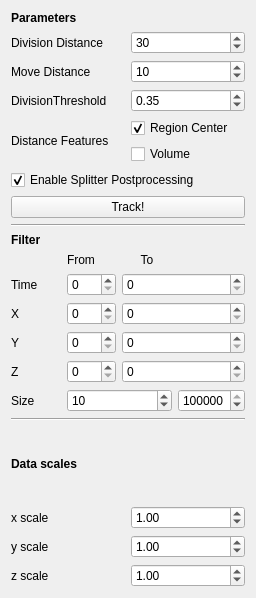
Above: ilastik/applets/tracking/drawer.ui from ilastik/ilastik before the change. Below: the same form after it.
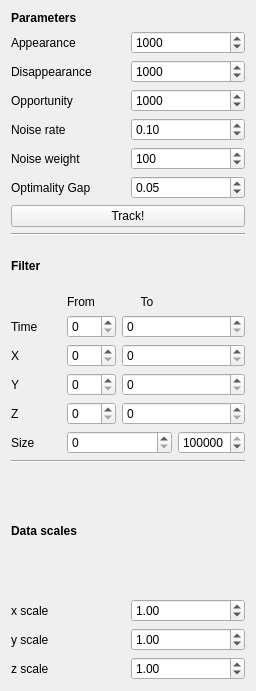
That is the form after the change.

Patch:
```diff
--- a/ilastik/applets/tracking/drawer.ui
+++ b/ilastik/applets/tracking/drawer.ui
@@ -7,7 +7,7 @@
     <x>0</x>
     <y>0</y>
     <width>256</width>
-    <height>598</height>
+    <height>691</height>
    </rect>
   </property>
   <property name="sizePolicy">
@@ -49,100 +49,119 @@
      </item>
      <item>
       <layout class="QGridLayout" name="gridLayout_2">
-       <item row="4" column="1">
-        <layout class="QVBoxLayout" name="verticalLayout_5">
-         <item>
-          <widget class="QCheckBox" name="comCheckBox">
-           <property name="text">
-            <string>Region Center</string>
-           </property>
-           <property name="checked">
-            <bool>true</bool>
-           </property>
-          </widget>
-         </item>
-         <item>
-          <widget class="QCheckBox" name="volCheckBox">
-           <property name="text">
-            <string>Volume</string>
-           </property>
-          </widget>
-         </item>
-        </layout>
+       <item row="3" column="1">
+        <widget class="QDoubleSpinBox" name="noiseRateSpinBox">
+         <property name="maximum">
+          <double>1.000000000000000</double>
+         </property>
+         <property name="singleStep">
+          <double>0.010000000000000</double>
+         </property>
+         <property name="value">
+          <double>0.100000000000000</double>
+         </property>
+        </widget>
        </item>
-       <item row="2" column="0">
+       <item row="0" column="1">
+        <widget class="QSpinBox" name="appSpinBox">
+         <property name="maximum">
+          <number>10000</number>
+         </property>
+         <property name="value">
+          <number>1000</number>
+         </property>
+        </widget>
+       </item>
+       <item row="1" column="0">
         <widget class="QLabel" name="label_3">
          <property name="text">
-          <string>Move Distance</string>
+          <string>Disappearance</string>
+         </property>
+        </widget>
+       </item>
+       <item row="5" column="1">
+        <widget class="QDoubleSpinBox" name="epGapSpinBox">
+         <property name="maximum">
+          <double>1.000000000000000</double>
+         </property>
+         <property name="singleStep">
+          <double>0.010000000000000</double>
+         </property>
+         <property name="value">
+          <double>0.050000000000000</double>
+         </property>
+        </widget>
+       </item>
+       <item row="2" column="1">
+        <widget class="QSpinBox" name="oppSpinBox">
+         <property name="maximum">
+          <number>10000</number>
+         </property>
+         <property name="value">
+          <number>1000</number>
          </property>
         </widget>
        </item>
        <item row="3" column="0">
+        <widget class="QLabel" name="label_4">
+         <property name="text">
+          <string>Noise rate</string>
+         </property>
+        </widget>
+       </item>
+       <item row="1" column="1">
+        <widget class="QSpinBox" name="disSpinBox">
+         <property name="maximum">
+          <number>10000</number>
+         </property>
+         <property name="value">
+          <number>1000</number>
+         </property>
+        </widget>
+       </item>
+       <item row="2" column="0">
         <widget class="QLabel" name="label_5">
          <property name="text">
-          <string>DivisionThreshold</string>
+          <string>Opportunity</string>
          </property>
         </widget>
        </item>
-       <item row="1" column="1">
-        <widget class="QSpinBox" name="divDistBox">
-         <property name="maximum">
-          <number>1000</number>
+       <item row="5" column="0">
+        <widget class="QLabel" name="label_6">
+         <property name="text">
+          <string>Optimality Gap</string>
          </property>
-         <property name="value">
-          <number>30</number>
-         </property>
         </widget>
        </item>
-       <item row="1" column="0">
+       <item row="0" column="0">
         <widget class="QLabel" name="label_2">
          <property name="text">
-          <string>Division Distance</string>
+          <string>Appearance</string>
          </property>
         </widget>
        </item>
        <item row="4" column="0">
-        <widget class="QLabel" name="label_4">
+        <widget class="QLabel" name="label_7">
          <property name="text">
-          <string>Distance Features</string>
+          <string>Noise weight</string>
          </property>
         </widget>
        </item>
-       <item row="2" column="1">
-        <widget class="QSpinBox" name="movDistBox">
+       <item row="4" column="1">
+        <widget class="QSpinBox" name="noiseWeightSpinBox">
          <property name="maximum">
-          <number>1000</number>
-         </property>
-         <property name="value">
-          <number>10</number>
-         </property>
-        </widget>
-       </item>
-       <item row="3" column="1">
-        <widget class="QDoubleSpinBox" name="divThreshBox">
-         <property name="maximum">
-          <double>1.000000000000000</double>
+          <number>10000</number>
          </property>
          <property name="singleStep">
-          <double>0.050000000000000</double>
+          <number>10</number>
          </property>
          <property name="value">
-          <double>0.350000000000000</double>
+          <number>100</number>
          </property>
         </widget>
        </item>
       </layout>
      </item>
-     <item>
-      <widget class="QCheckBox" name="splitterHandlingBox">
-       <property name="text">
-        <string>Enable Splitter Postprocessing</string>
-       </property>
-       <property name="checked">
-        <bool>true</bool>
-       </property>
-      </widget>
-     </item>
      <item>
       <widget class="QPushButton" name="TrackButton">
        <property name="styleSheet">
@@ -253,9 +272,6 @@
          <property name="maximum">
           <number>100000</number>
          </property>
-         <property name="value">
-          <number>10</number>
-         </property>
         </widget>
        </item>
        <item row="5" column="3">
```
